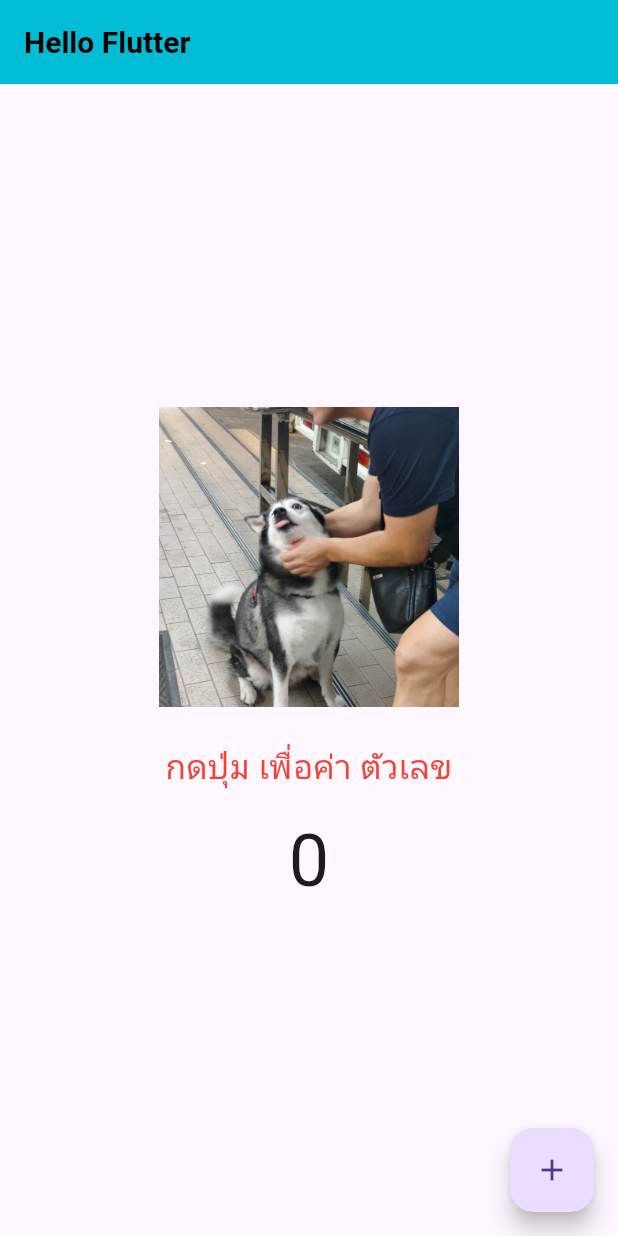
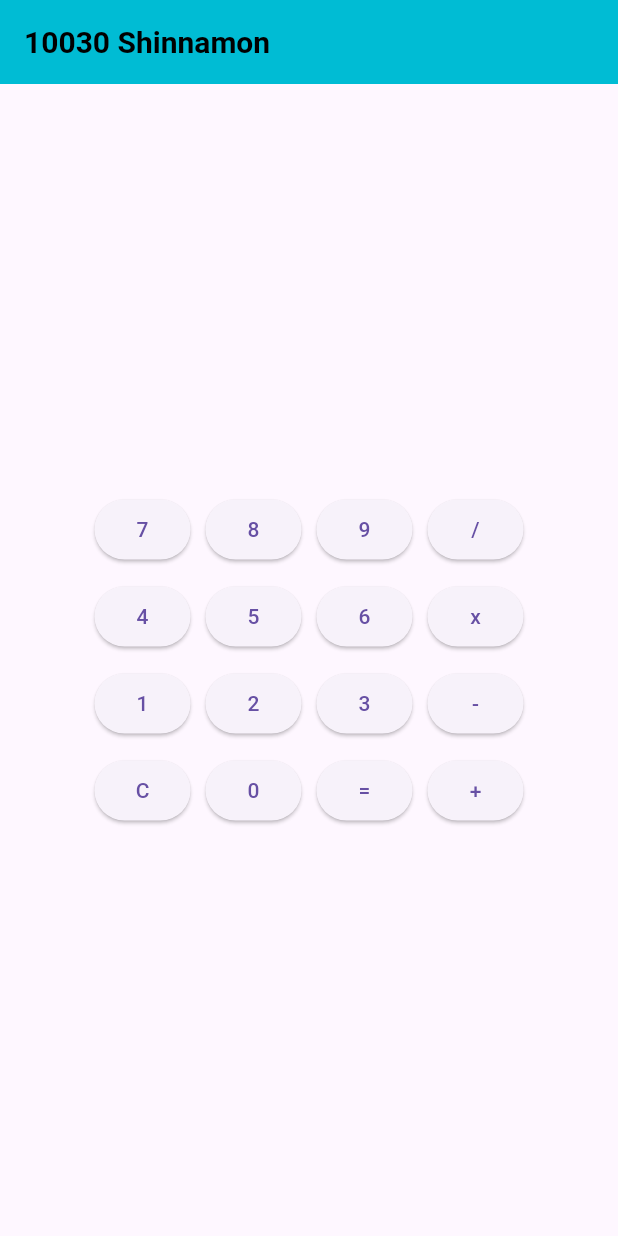
Before and after one commit to Shinnamon-Roll/mobileapp, a Flutter app: the screen it shows after launch, on a phone screen of 412 x 824 dp. Run offline on Flutter 3.47's test engine with Material 3 defaults, Android fonts, the phone set to English and light mode, and no system bars.

```diff
--- a/lib/main.dart
+++ b/lib/main.dart
@@ -1,9 +1,21 @@
 import 'package:flutter/material.dart';
 import 'package:flutter/services.dart';
 
-void main () {
-  runApp(MyHomePage());
+void main() {
+  runApp(const MyApp());
+}
 
+class MyApp extends StatelessWidget {
+  const MyApp({super.key});
+
+  @override
+  Widget build(BuildContext context) {
+    return MaterialApp(
+      title: 'My App',
+      theme: ThemeData(primarySwatch: Colors.cyan),
+      home: const MyHomePage(),
+    );
+  }
 }
 
 class MyHomePage extends StatefulWidget {
@@ -24,10 +36,7 @@ class _MyHomePageState extends State<MyHomePage> {
 
   @override
   Widget build(BuildContext context) {
-    return MaterialApp(
-      title: 'My App',
-      theme: ThemeData(primarySwatch: Colors.cyan),
-      home: Scaffold(
+    return Scaffold(
       appBar: AppBar(
         backgroundColor: Colors.cyan,
         elevation: 0,
@@ -38,7 +47,7 @@ class _MyHomePageState extends State<MyHomePage> {
           statusBarIconBrightness: Brightness.dark,
         ),
         title: const Text(
-            'Hello Flutter',
+          '10030 Shinnamon',
           style: TextStyle(
             color: Colors.black,
             fontWeight: FontWeight.w600,
@@ -46,35 +55,67 @@ class _MyHomePageState extends State<MyHomePage> {
           ),
         ),
       ),
+
       body: Center(
         child: Column(
           mainAxisSize: MainAxisSize.min,
           children: [
-              // show asset image if available; otherwise ignore error
-              Image.asset(
-                'assets/images/IMG_20251117_205840.jpg',
-                width: 200,
-                height: 200,
-                fit: BoxFit.cover,
-                errorBuilder: (context, error, stack) => const SizedBox.shrink(),
+            // Row 1
+            Row(
+              mainAxisAlignment: MainAxisAlignment.center,
+              children: [
+                ElevatedButton(onPressed: () {}, child: const Text('7')),
+                const SizedBox(width: 10),
+                ElevatedButton(onPressed: () {}, child: const Text('8')),
+                const SizedBox(width: 10),
+                ElevatedButton(onPressed: () {}, child: const Text('9')),
+                const SizedBox(width: 10),
+                ElevatedButton(onPressed: () {}, child: const Text('/')),
+              ],
             ),
-              const SizedBox(height: 24),
-              const Text(
-                'กดปุ่ม เพื่อค่า ตัวเลข',
-                style: TextStyle(color: Colors.red, fontSize: 22),
-                textAlign: TextAlign.center,
+            const SizedBox(height: 10),
+            // Row 2
+            Row(
+              mainAxisAlignment: MainAxisAlignment.center,
+              children: [
+                ElevatedButton(onPressed: () {}, child: const Text('4')),
+                const SizedBox(width: 10),
+                ElevatedButton(onPressed: () {}, child: const Text('5')),
+                const SizedBox(width: 10),
+                ElevatedButton(onPressed: () {}, child: const Text('6')),
+                const SizedBox(width: 10),
+                ElevatedButton(onPressed: () {}, child: const Text('x')),
+              ],
             ),
-              const SizedBox(height: 12),
-              Text(
-                '$_counter',
-                style: const TextStyle(fontSize: 48),
+            const SizedBox(height: 10),
+            // Row 3
+            Row(
+              mainAxisAlignment: MainAxisAlignment.center,
+              children: [
+                ElevatedButton(onPressed: () {}, child: const Text('1')),
+                const SizedBox(width: 10),
+                ElevatedButton(onPressed: () {}, child: const Text('2')),
+                const SizedBox(width: 10),
+                ElevatedButton(onPressed: () {}, child: const Text('3')),
+                const SizedBox(width: 10),
+                ElevatedButton(onPressed: () {}, child: const Text('-')),
+              ],
+            ),
+            const SizedBox(height: 10),
+            // Row 4
+            Row(
+              mainAxisAlignment: MainAxisAlignment.center,
+              children: [
+                ElevatedButton(onPressed: () {}, child: const Text('C')),
+                const SizedBox(width: 10),
+                ElevatedButton(onPressed: () {}, child: const Text('0')),
+                const SizedBox(width: 10),
+                ElevatedButton(onPressed: () {}, child: const Text('=')),
+                const SizedBox(width: 10),
+                ElevatedButton(onPressed: () {}, child: const Text('+')),
+              ],
             ),
           ],
-          ),
-        ),
-        floatingActionButton: FloatingActionButton(
-          onPressed: _incrementCounter,
-          child: const Icon(Icons.add),
         ),
       ),
     );
```
Also changed, not shown: pubspec.lock, 1 other file. Lines whose indentation alone changed are shown as unchanged.
